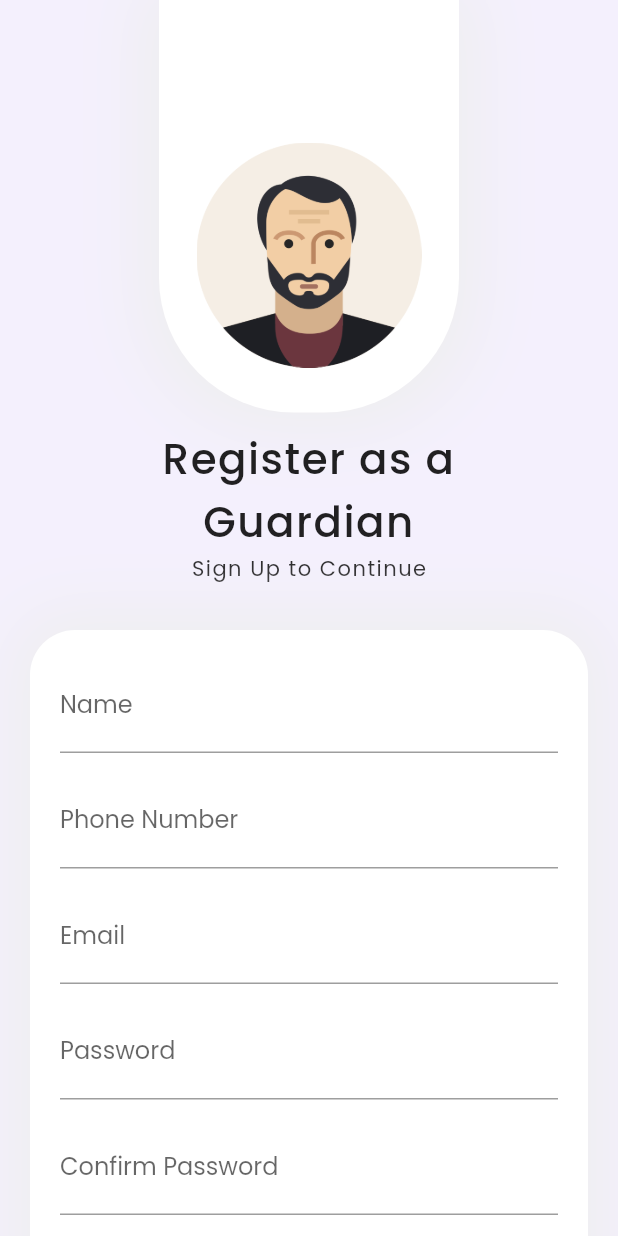
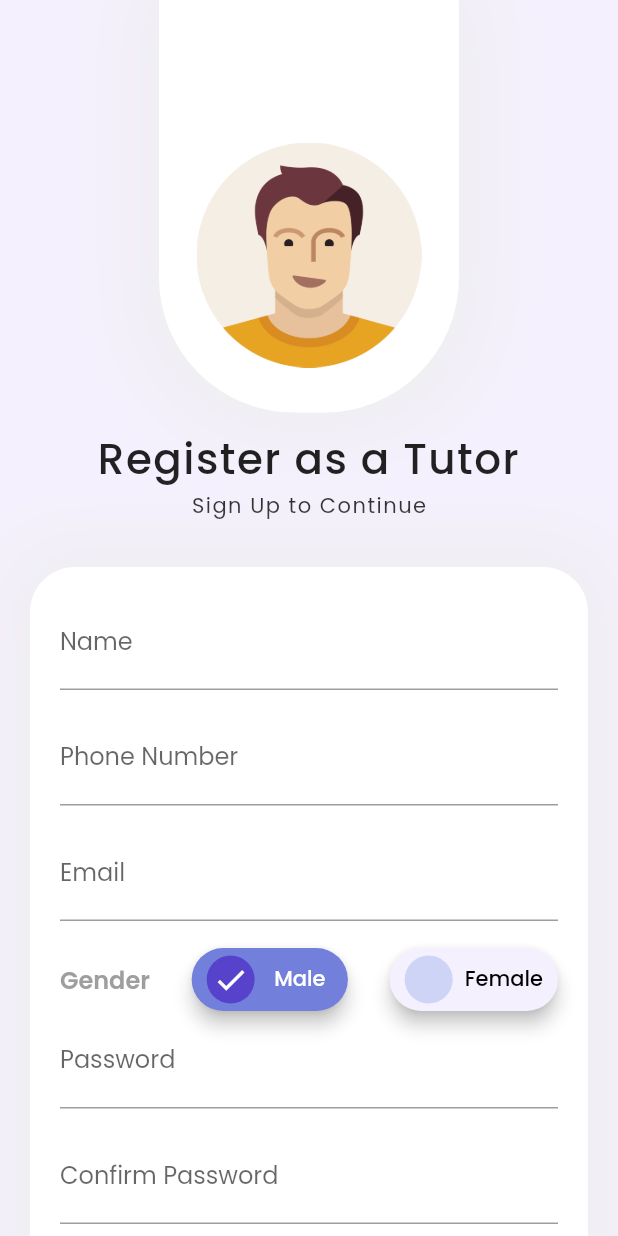
Before and after one commit to shrijal313/loginui, a Flutter app: the screen it shows after launch, on a phone screen of 412 x 824 dp. Run offline on Flutter 3.47's test engine with Material 2 defaults, Android fonts, the phone set to English and light mode, and no system bars; our stand-ins replace google_fonts.

Commit message:
Added Radio Gender Button

```diff
--- /dev/null
+++ b/lib/features/view/register/gender.dart
@@ -0,0 +1,4 @@
+enum Gender {
+  Male,
+  Female,
+}
--- a/lib/features/view/register/screen/register.dart
+++ b/lib/features/view/register/screen/register.dart
@@ -5,21 +5,24 @@ import 'package:practice1/core/widgets/alt_sign_up.dart';
 import 'package:practice1/core/widgets/continue_button.dart';
 import 'package:practice1/features/view/login/widgets/header.dart';
 import 'package:practice1/features/view/login/widgets/welcomeText.dart';
+import 'package:practice1/features/view/register/widgets/radio_gender.dart';
+
+import '../gender.dart';
 
 class Register extends StatelessWidget {
   final Profile profile;
 
-  const Register.tutor({
+  Register.tutor({
     Key key,
     this.profile = Profile.tutor,
   });
 
-  const Register.guardian({
+  Register.guardian({
     Key key,
     this.profile = Profile.guardian,
   });
 
-  const Register.student({
+  Register.student({
     Key key,
     this.profile = Profile.student,
   });
@@ -85,6 +88,7 @@ class Register extends StatelessWidget {
                     SizedBox(
                       height: 15,
                     ),
+                    this.profile == Profile.tutor ? RadioGender() : SizedBox(),
                     TextFormField(
                       obscureText: true,
                       obscuringCharacter: "⬤",
--- /dev/null
+++ b/lib/features/view/register/widgets/radio_gender.dart
@@ -0,0 +1,112 @@
+import 'package:flutter/material.dart';
+
+import '../gender.dart';
+
+class RadioGender extends StatefulWidget {
+  RadioGender({
+    Key key,
+    this.gender,
+  }) : super(key: key);
+  Gender gender;
+  @override
+  _RadioGenderState createState() => _RadioGenderState();
+}
+
+class _RadioGenderState extends State<RadioGender> {
+  bool isMale = true;
+  bool isFemale = false;
+
+  @override
+  Widget build(BuildContext context) {
+    return Container(
+      width: MediaQuery.of(context).size.width,
+      child: Row(
+        mainAxisAlignment: MainAxisAlignment.spaceBetween,
+        children: [
+          Text(
+            "Gender",
+            style: TextStyle(
+              color: Colors.grey[500],
+              fontSize: 16,
+              fontWeight: FontWeight.w600,
+            ),
+          ),
+          SizedBox(
+            width: 10,
+          ),
+          ElevatedButton.icon(
+            style: ElevatedButton.styleFrom(
+              animationDuration: Duration(milliseconds: 50),
+              padding: EdgeInsets.symmetric(horizontal: 10, vertical: 5),
+              shape: RoundedRectangleBorder(
+                borderRadius: BorderRadius.circular(30),
+              ),
+              elevation: 5,
+              primary: isMale ? Color(0xff7280dc) : Color(0xfff4f0fd),
+            ),
+            onPressed: () {
+              setState(() {
+                isFemale = false;
+                isMale = true;
+              });
+            },
+            icon: CircleAvatar(
+              radius: 16,
+              backgroundColor: isMale ? Color(0xff5743cb) : Color(0xffcdd4f6),
+              child: isMale
+                  ? Icon(
+                      Icons.check,
+                      color: Colors.white,
+                    )
+                  : SizedBox(),
+            ),
+            label: Padding(
+              padding: const EdgeInsets.symmetric(horizontal: 05.0),
+              child: Text(
+                "Male",
+                style: TextStyle(color: isMale ? Colors.white : Colors.black),
+              ),
+            ),
+          ),
+          SizedBox(
+            width: 10,
+          ),
+          ElevatedButton.icon(
+            style: ElevatedButton.styleFrom(
+              animationDuration: Duration(milliseconds: 200),
+              padding: EdgeInsets.symmetric(horizontal: 10, vertical: 5),
+              shape: RoundedRectangleBorder(
+                borderRadius: BorderRadius.circular(30),
+              ),
+              elevation: 5,
+              primary: isFemale ? Color(0xff7280dc) : Color(0xfff4f0fd),
+            ),
+            onPressed: () {
+              setState(() {
+                isMale = false;
+                isFemale = true;
+              });
+            },
+            icon: CircleAvatar(
+              radius: 16,
+              backgroundColor: isFemale ? Color(0xff5743cb) : Color(0xffcdd4f6),
+              child: isFemale
+                  ? Icon(
+                      Icons.check,
+                      color: Colors.white,
+                    )
+                  : SizedBox(),
+            ),
+            label: Padding(
+              padding: const EdgeInsets.symmetric(horizontal: .0),
+              child: Text(
+                "Female",
+                style: TextStyle(color: isFemale ? Colors.white : Colors.black),
+              ),
+            ),
+          ),
+        ],
+      ),
+    );
+  }
+}
--- a/lib/main.dart
+++ b/lib/main.dart
@@ -17,7 +17,7 @@ class MyApp extends StatelessWidget {
         primarySwatch: Colors.blue,
         fontFamily: GoogleFonts.poppins().fontFamily,
       ),
-      home: Register.guardian(),
+      home: Register.tutor(),
     );
   }
 }
```
